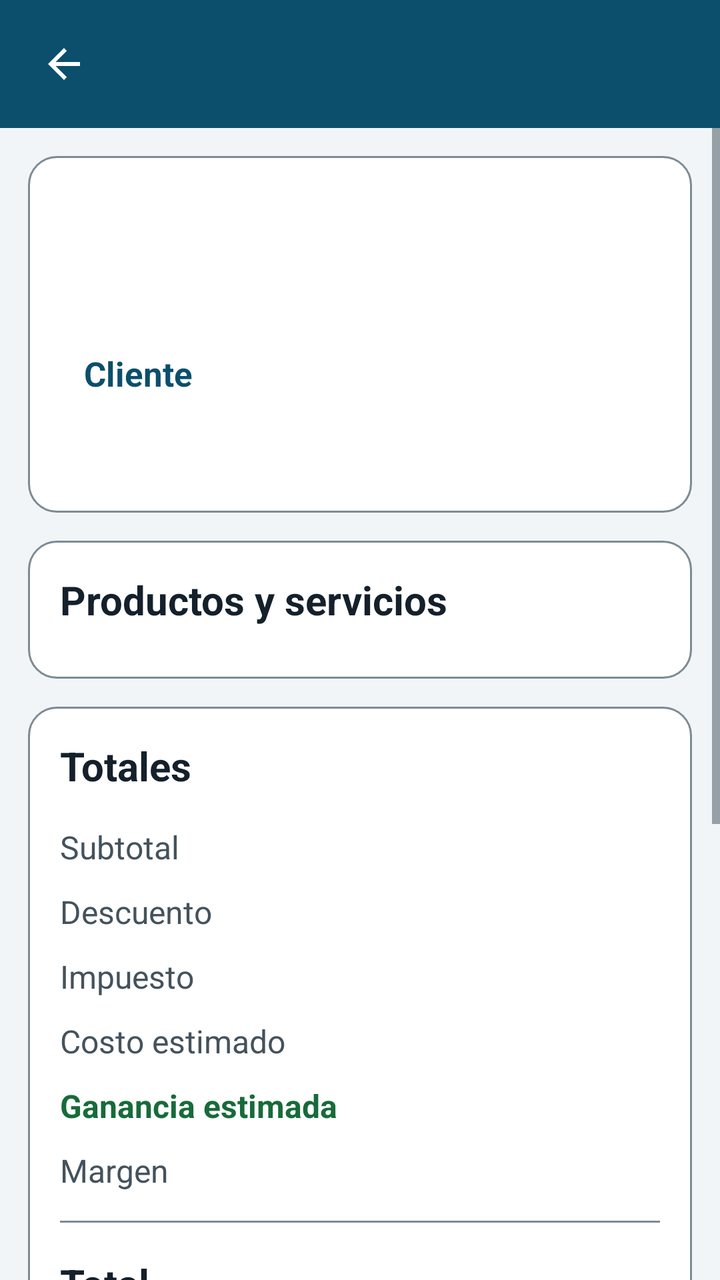
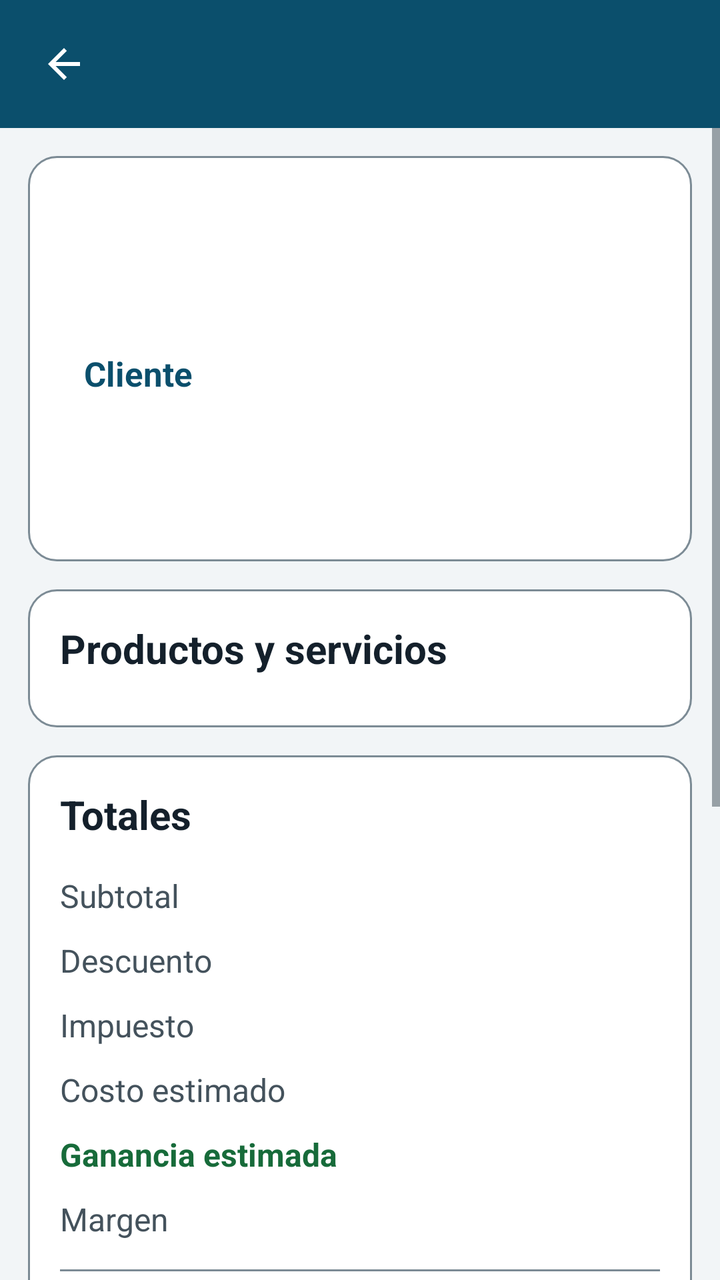

Before-and-after screenshots of an Android layout around one commit, followed by the original layout XML and the change that was made.
<!-- AndroidManifest.xml: application theme Tema -->
<!-- res/layout/activity_venta_detalle.xml -->
<?xml version="1.0" encoding="utf-8"?>
<LinearLayout xmlns:android="http://schemas.android.com/apk/res/android"
    android:layout_width="match_parent"
    android:layout_height="match_parent"
    android:orientation="vertical"
    android:background="@color/fondo">

    <include layout="@layout/barra_superior" />

    <ScrollView
android:id="@+id/scrollForm"
        android:layout_width="match_parent"
        android:layout_height="match_parent"
        android:fillViewport="true">

        <LinearLayout
            android:layout_width="match_parent"
            android:layout_height="wrap_content"
            android:orientation="vertical"
            android:paddingLeft="14dp"
            android:paddingRight="14dp"
            android:paddingTop="14dp"
            android:paddingBottom="26dp">

            <LinearLayout
                style="@style/Tarjeta"
                android:layout_width="match_parent"
                android:layout_height="wrap_content">

                <LinearLayout
                    android:layout_width="match_parent"
                    android:layout_height="wrap_content"
                    android:orientation="horizontal"
                    android:gravity="center_vertical">

                    <TextView
                        android:id="@+id/txtTituloVenta"
                        android:layout_width="0dp"
                        android:layout_height="wrap_content"
                        android:layout_weight="1"
                        android:textColor="@color/texto"
                        android:textSize="26sp"
                        android:textStyle="bold" />

                    <TextView
                        android:id="@+id/badgeVenta"
                        style="@style/EstadoBadge"
                        android:layout_width="wrap_content"
                        android:layout_height="wrap_content" />
                </LinearLayout>

                <TextView
                    android:id="@+id/txtFechaVenta"
                    android:layout_width="match_parent"
                    android:layout_height="wrap_content"
                    android:layout_marginTop="4dp"
                    android:textColor="@color/texto_secundario"
                    android:textSize="16sp" />

                <TextView
                    android:id="@+id/txtAvisoAnulada"
                    android:layout_width="match_parent"
                    android:layout_height="wrap_content"
                    android:layout_marginTop="10dp"
                    android:background="@drawable/fondo_badge_rojo"
                    android:padding="10dp"
                    android:text="Venta anulada. Las existencias fueron devueltas al inventario."
                    android:textColor="@color/error"
                    android:textSize="15sp"
                    android:textStyle="bold"
                    android:visibility="gone" />

                <Button
                    android:id="@+id/btnVerCliente"
                    style="@style/BotonTexto"
                    android:layout_width="match_parent"
                    android:layout_height="wrap_content"
                    android:layout_marginTop="6dp"
                    android:gravity="start|center_vertical"
                    android:text="Cliente" />

                <TextView
                    android:id="@+id/txtFormaPago"
                    android:layout_width="match_parent"
                    android:layout_height="wrap_content"
                    android:layout_marginTop="6dp"
                    android:textColor="@color/texto"
                    android:textSize="16sp" />

                <TextView
                    android:id="@+id/txtVencimiento"
                    android:layout_width="match_parent"
                    android:layout_height="wrap_content"
                    android:layout_marginTop="6dp"
                    android:textColor="@color/advertencia"
                    android:textSize="16sp"
                    android:textStyle="bold"
                    android:visibility="gone" />

                <TextView
                    android:id="@+id/txtSaldoFiado"
                    android:layout_width="match_parent"
                    android:layout_height="wrap_content"
                    android:layout_marginTop="4dp"
                    android:textColor="@color/texto"
                    android:textSize="16sp"
                    android:visibility="gone" />
            </LinearLayout>

            <LinearLayout
                style="@style/Tarjeta"
                android:layout_width="match_parent"
                android:layout_height="wrap_content">

                <TextView
                    style="@style/TituloSeccion"
                    android:layout_width="match_parent"
                    android:layout_height="wrap_content"
                    android:text="Productos y servicios" />

                <LinearLayout
                    android:id="@+id/containerItems"
                    android:layout_width="match_parent"
                    android:layout_height="wrap_content"
                    android:orientation="vertical" />
            </LinearLayout>

            <LinearLayout
                style="@style/Tarjeta"
                android:layout_width="match_parent"
                android:layout_height="wrap_content">

                <TextView
                    style="@style/TituloSeccion"
                    android:layout_width="match_parent"
                    android:layout_height="wrap_content"
                    android:text="Totales" />

                <LinearLayout
                    android:layout_width="match_parent"
                    android:layout_height="wrap_content"
                    android:orientation="horizontal"
                    android:paddingTop="4dp"
                    android:paddingBottom="4dp">

                    <TextView
                        android:layout_width="0dp"
                        android:layout_height="wrap_content"
                        android:layout_weight="1"
                        android:text="Subtotal"
                        android:textColor="@color/texto_secundario"
                        android:textSize="16sp" />

                    <TextView
                        android:id="@+id/txtSubtotal"
                        android:layout_width="wrap_content"
                        android:layout_height="wrap_content"
                        android:textColor="@color/texto"
                        android:textSize="18sp" />
                </LinearLayout>

                <LinearLayout
                    android:layout_width="match_parent"
                    android:layout_height="wrap_content"
                    android:orientation="horizontal"
                    android:paddingTop="4dp"
                    android:paddingBottom="4dp">

                    <TextView
                        android:layout_width="0dp"
                        android:layout_height="wrap_content"
                        android:layout_weight="1"
                        android:text="Descuento"
                        android:textColor="@color/texto_secundario"
                        android:textSize="16sp" />

                    <TextView
                        android:id="@+id/txtDescuento"
                        android:layout_width="wrap_content"
                        android:layout_height="wrap_content"
                        android:textColor="@color/texto"
                        android:textSize="18sp" />
                </LinearLayout>

                <LinearLayout
                    android:layout_width="match_parent"
                    android:layout_height="wrap_content"
                    android:orientation="horizontal"
                    android:paddingTop="4dp"
                    android:paddingBottom="4dp">

                    <TextView
                        android:id="@+id/lblImpuesto"
                        android:layout_width="0dp"
                        android:layout_height="wrap_content"
                        android:layout_weight="1"
                        android:text="Impuesto"
                        android:textColor="@color/texto_secundario"
                        android:textSize="16sp" />

                    <TextView
                        android:id="@+id/txtImpuesto"
                        android:layout_width="wrap_content"
                        android:layout_height="wrap_content"
                        android:textColor="@color/texto"
                        android:textSize="18sp" />
                </LinearLayout>

                <LinearLayout
                    android:layout_width="match_parent"
                    android:layout_height="wrap_content"
                    android:orientation="horizontal"
                    android:paddingTop="4dp"
                    android:paddingBottom="4dp">

                    <TextView
                        android:layout_width="0dp"
                        android:layout_height="wrap_content"
                        android:layout_weight="1"
                        android:text="Costo estimado"
                        android:textColor="@color/texto_secundario"
                        android:textSize="16sp" />

                    <TextView
                        android:id="@+id/txtCosto"
                        android:layout_width="wrap_content"
                        android:layout_height="wrap_content"
                        android:textColor="@color/texto"
                        android:textSize="18sp" />
                </LinearLayout>

                <LinearLayout
                    android:layout_width="match_parent"
                    android:layout_height="wrap_content"
                    android:orientation="horizontal"
                    android:paddingTop="4dp"
                    android:paddingBottom="4dp">

                    <TextView
                        android:layout_width="0dp"
                        android:layout_height="wrap_content"
                        android:layout_weight="1"
                        android:text="Ganancia estimada"
                        android:textColor="@color/exito"
                        android:textSize="16sp"
                        android:textStyle="bold" />

                    <TextView
                        android:id="@+id/txtGanancia"
                        android:layout_width="wrap_content"
                        android:layout_height="wrap_content"
                        android:textColor="@color/exito"
                        android:textSize="18sp"
                        android:textStyle="bold" />
                </LinearLayout>

                <LinearLayout
                    android:layout_width="match_parent"
                    android:layout_height="wrap_content"
                    android:orientation="horizontal"
                    android:paddingTop="4dp"
                    android:paddingBottom="4dp">

                    <TextView
                        android:layout_width="0dp"
                        android:layout_height="wrap_content"
                        android:layout_weight="1"
                        android:text="Margen"
                        android:textColor="@color/texto_secundario"
                        android:textSize="16sp" />

                    <TextView
                        android:id="@+id/txtMargen"
                        android:layout_width="wrap_content"
                        android:layout_height="wrap_content"
                        android:textColor="@color/exito"
                        android:textSize="18sp"
                        android:textStyle="bold" />
                </LinearLayout>

                <View
                    style="@style/Separador"
                    android:layout_width="match_parent"
                    android:layout_height="1dp" />

                <LinearLayout
                    android:layout_width="match_parent"
                    android:layout_height="wrap_content"
                    android:orientation="horizontal"
                    android:gravity="center_vertical">

                    <TextView
                        android:layout_width="0dp"
                        android:layout_height="wrap_content"
                        android:layout_weight="1"
                        android:text="Total"
                        android:textColor="@color/texto"
                        android:textSize="20sp"
                        android:textStyle="bold" />

                    <TextView
                        android:id="@+id/txtTotal"
                        android:layout_width="wrap_content"
                        android:layout_height="wrap_content"
                        android:textColor="@color/primario"
                        android:textSize="30sp"
                        android:textStyle="bold" />
                </LinearLayout>
            </LinearLayout>

            <LinearLayout
                android:id="@+id/cardNotas"
                style="@style/Tarjeta"
                android:layout_width="match_parent"
                android:layout_height="wrap_content">

                <TextView
                    style="@style/TituloSeccion"
                    android:layout_width="match_parent"
                    android:layout_height="wrap_content"
                    android:text="Notas y detalles" />

                <TextView
                    android:id="@+id/txtNotas"
                    android:layout_width="match_parent"
                    android:layout_height="wrap_content"
                    android:textColor="@color/texto"
                    android:textSize="17sp" />
            </LinearLayout>

            <LinearLayout
                android:id="@+id/cardComprobantes"
                style="@style/Tarjeta"
                android:layout_width="match_parent"
                android:layout_height="wrap_content"
                android:visibility="gone">

                <TextView
                    style="@style/TituloSeccion"
                    android:layout_width="match_parent"
                    android:layout_height="wrap_content"
                    android:text="Comprobantes" />

                <Button
                    android:id="@+id/btnVerComprobantes"
                    style="@style/BotonSecundario"
                    android:layout_width="match_parent"
                    android:layout_height="wrap_content"
                    android:text="Ver comprobantes" />
            </LinearLayout>

            <Button
                android:id="@+id/btnAbonar"
                style="@style/BotonPrimario"
                android:layout_width="match_parent"
                android:layout_height="wrap_content"
                android:text="Registrar abono a esta venta"
                android:visibility="gone" />

            <Button
                android:id="@+id/btnPdf"
                style="@style/BotonPrimario"
                android:layout_width="match_parent"
                android:layout_height="wrap_content"
                android:text="Guardar comprobante en PDF" />

            <Button
                android:id="@+id/btnCompartir"
                style="@style/BotonSecundario"
                android:layout_width="match_parent"
                android:layout_height="wrap_content"
                android:layout_marginTop="10dp"
                android:text="Compartir resumen de la venta" />

            <Button
                android:id="@+id/btnAnular"
                style="@style/BotonPeligro"
                android:layout_width="match_parent"
                android:layout_height="wrap_content"
                android:layout_marginTop="10dp"
                android:text="Anular esta venta" />
        </LinearLayout>
    </ScrollView>
</LinearLayout>
<!-- res/layout/barra_superior.xml (included above) -->
<?xml version="1.0" encoding="utf-8"?>
<LinearLayout xmlns:android="http://schemas.android.com/apk/res/android"
    android:layout_width="match_parent"
    android:layout_height="wrap_content"
    android:orientation="horizontal"
    android:gravity="center_vertical"
    android:background="@color/primario"
    android:minHeight="64dp"
    android:paddingLeft="6dp"
    android:paddingRight="12dp"
    android:paddingTop="6dp"
    android:paddingBottom="6dp">

    <ImageButton
        android:id="@+id/btnAtras"
        android:layout_width="52dp"
        android:layout_height="52dp"
        android:background="?android:attr/selectableItemBackgroundBorderless"
        android:src="@drawable/ic_atras"
        android:tint="@color/blanco"
        android:contentDescription="@string/volver"
        android:scaleType="centerInside" />

    <TextView
        android:id="@+id/tituloBarra"
        android:layout_width="0dp"
        android:layout_height="wrap_content"
        android:layout_weight="1"
        android:layout_marginStart="4dp"
        android:textColor="@color/blanco"
        android:textSize="22sp"
        android:textStyle="bold"
        android:maxLines="2"
        android:ellipsize="end" />
</LinearLayout>
<!-- resources referenced by this layout -->
<resources>
  <color name="advertencia">#7A4A00</color>
  <color name="blanco">#FFFFFF</color>
  <color name="error">#A3231C</color>
  <color name="exito">#176B3A</color>
  <color name="fondo">#F2F5F7</color>
  <color name="primario">#0B4F6C</color>
  <color name="texto">#14202B</color>
  <color name="texto_secundario">#44525C</color>
  <!-- drawable fondo_badge_rojo (drawable) -->
  <?xml version="1.0" encoding="utf-8"?>
  <shape xmlns:android="http://schemas.android.com/apk/res/android">
      <solid android:color="@color/error_fondo"/>
      <corners android:radius="6dp"/>
  </shape>
  <!-- drawable ic_atras (drawable) -->
  <?xml version="1.0" encoding="utf-8"?>
  <vector xmlns:android="http://schemas.android.com/apk/res/android"
      android:width="24dp" android:height="24dp"
      android:viewportWidth="24" android:viewportHeight="24">
      <path android:fillColor="#FF000000" android:pathData="M20,11H7.83l5.59,-5.59L12,4l-8,8 8,8 1.41,-1.41L7.83,13H20v-2z"/>
  </vector>
  <string name="volver">Volver</string>
  <style name="BotonPeligro" parent="BotonPrimario">
          <item name="android:background">@drawable/boton_peligro</item>
          <item name="android:textColor">@color/blanco</item>
      </style>
  <style name="BotonSecundario" parent="BotonPrimario">
          <item name="android:background">@drawable/boton_secundario</item>
          <item name="android:textColor">@color/primario</item>
      </style>
  <style name="EstadoBadge">
          <item name="android:textSize">14sp</item>
          <item name="android:textStyle">bold</item>
          <item name="android:paddingLeft">10dp</item>
          <item name="android:paddingRight">10dp</item>
          <item name="android:paddingTop">4dp</item>
          <item name="android:paddingBottom">4dp</item>
      </style>
  <style name="Separador">
          <item name="android:layout_width">match_parent</item>
          <item name="android:layout_height">1dp</item>
          <item name="android:background">@color/borde</item>
          <item name="android:layout_marginTop">10dp</item>
          <item name="android:layout_marginBottom">10dp</item>
      </style>
  <style name="Tarjeta">
          <item name="android:background">@drawable/fondo_tarjeta</item>
          <item name="android:padding">16dp</item>
          <item name="android:layout_marginBottom">14dp</item>
          <item name="android:orientation">vertical</item>
      </style>
  <style name="TituloSeccion">
          <item name="android:textSize">20sp</item>
          <item name="android:textStyle">bold</item>
          <item name="android:textColor">@color/texto</item>
          <item name="android:layout_marginBottom">10dp</item>
      </style>
  <color name="error_fondo">#F7DDDB</color>
  <!-- drawable boton_texto (drawable) -->
  <?xml version="1.0" encoding="utf-8"?>
  <selector xmlns:android="http://schemas.android.com/apk/res/android">
      <item android:state_pressed="true"><shape><solid android:color="@color/primario_claro"/><corners android:radius="10dp"/></shape></item>
      <item><shape><solid android:color="#00000000"/><corners android:radius="10dp"/></shape></item>
  </selector>
  <color name="borde">#7C8B95</color>
  <!-- drawable fondo_tarjeta (drawable) -->
  <?xml version="1.0" encoding="utf-8"?>
  <shape xmlns:android="http://schemas.android.com/apk/res/android">
      <solid android:color="@color/superficie"/>
      <corners android:radius="14dp"/>
      <stroke android:width="1dp" android:color="@color/borde"/>
  </shape>
  <color name="primario_oscuro">#073A50</color>
  <color name="superficie">#FFFFFF</color>
  <color name="deshabilitado">#8A979F</color>
  <color name="gris_fondo">#E6EBEE</color>
  <color name="primario_claro">#DCEAF2</color>
  <!-- unchanged entries left out for length: 6 -->
</resources>

<!-- the commit's change to res/layout/activity_venta_detalle.xml (unified diff, before → after) -->
@@ -86,6 +86,14 @@ android:id="@+id/scrollForm"
                     android:layout_marginTop="6dp"
                     android:textColor="@color/texto"
                     android:textSize="16sp" />
+
+                <TextView
+                    android:id="@+id/txtUsuario"
+                    android:layout_width="match_parent"
+                    android:layout_height="wrap_content"
+                    android:layout_marginTop="4dp"
+                    android:textColor="@color/texto_secundario"
+                    android:textSize="15sp" />
 
                 <TextView
                     android:id="@+id/txtVencimiento"
@@ -389,7 +397,7 @@ android:id="@+id/scrollForm"
     android:layout_height="wrap_content"
     android:orientation="horizontal"
     android:gravity="center_vertical"
-    android:background="@color/primario"
+    android:background="?android:attr/colorPrimary"
     android:minHeight="64dp"
     android:paddingLeft="6dp"
     android:paddingRight="12dp"
